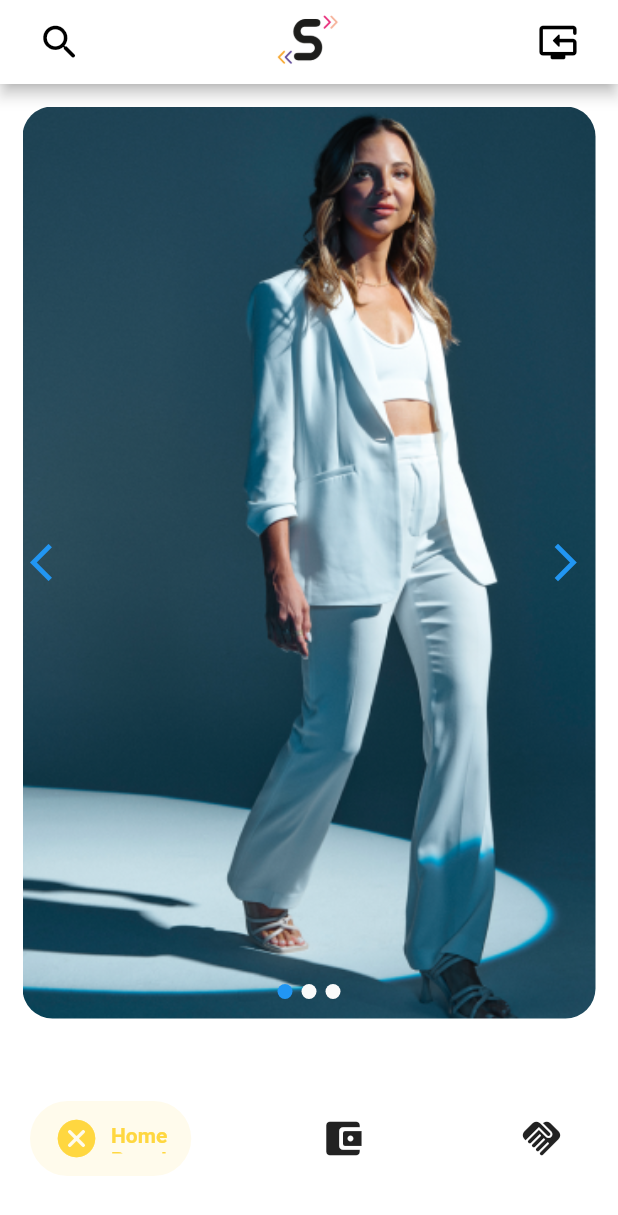
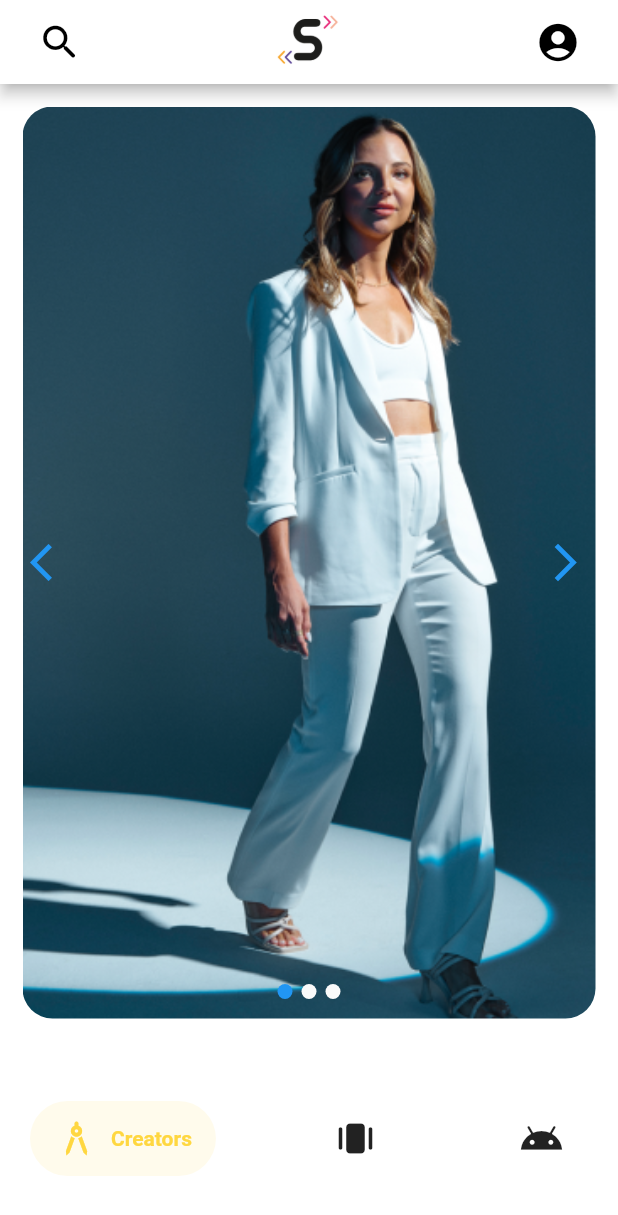
Before and after one commit to MelaineF/SOFT, a Flutter app: the screen it shows after launch, on a phone screen of 412 x 824 dp. Shown: the top 1215 px of the screen. Run offline on Flutter 3.47's test engine with Material 2 defaults, Android fonts, the phone set to English and light mode, and no system bars; drawn by our look-alikes of card_swiper, salomon_bottom_bar; our stand-ins replace auto_route, buttons_tabbar, connectivity_plus, firebase_auth, firebase_core, firebase_database and 4 more; missing offline and left inert: argon2; accounts and stored records are empty; generated files the repository leaves out were written again.

```diff
--- a/lib/core/firebase/firebase_repository.dart
+++ b/lib/core/firebase/firebase_repository.dart
@@ -6,6 +6,7 @@ import 'package:firebase_auth/firebase_auth.dart';
 abstract class FirebaseRepository<T extends IFirebaseData> {
   FirebaseDatabase database = FirebaseDatabase.instance;
   User? currentUser;
+  String? fcmToken;
 
   bool isLoggedIn() => currentUser != null;
 
--- a/lib/features/root/presentation/page/root_page.dart
+++ b/lib/features/root/presentation/page/root_page.dart
@@ -27,7 +27,7 @@ class RootPage extends StatelessWidget {
                 height: 50,
               ),
               IconButton(
-                icon: const Icon(Icons.reset_tv_rounded),
+                icon: const Icon(Icons.account_circle),
                 iconSize: 30,
                 onPressed: () {
                   context.router.push(const MyProfilBrandRoute());
@@ -51,26 +51,26 @@ class RootPage extends StatelessWidget {
             SalomonBottomBarItem(
               selectedColor: Colors.amberAccent,
               icon: const Icon(
-                Icons.cancel_rounded,
+                Icons.architecture_rounded,
                 size: 30,
               ),
-              title: const Text('Home\nBrand'),
+              title: const Text('Creators'),
             ),
             SalomonBottomBarItem(
               selectedColor: Colors.blue[200],
               icon: const Icon(
-                Icons.account_balance_wallet_rounded,
+                Icons.amp_stories_rounded,
                 size: 30,
               ),
-              title: const Text('Home\nContent\nCreator'),
+              title: const Text('Brands'),
             ),
             SalomonBottomBarItem(
               selectedColor: Colors.greenAccent[100],
               icon: const Icon(
-                Icons.handshake_rounded,
+                Icons.android_rounded,
                 size: 30,
               ),
-              title: const Text('Profil\nBrand'),
+              title: const Text('???'),
             ),
           ],
         ),
--- a/pubspec.yaml
+++ b/pubspec.yaml
@@ -34,6 +34,9 @@ dependencies:
   salomon_bottom_bar: ^3.3.1
   validators: ^3.0.0
   firebase_auth: ^4.2.6
+  firebase_storage: ^11.0.11
+  firebase_messaging: ^14.4.0
+
 
 dev_dependencies:
   flutter_test:
```
Also changed, not shown: lib/features/root/data/models/user.dart (+6 -3 lines), lib/features/signup_page/data/repository_impl/signup_repository.dart (+2 -6 lines), lib/features/signup_page/presentation/page/register_page.dart (+32 -7 lines), lib/features/signup_page/presentation/widget/image_selector.widget.dart (added, +40 -0 lines), lib/features/signup_page/presentation/widget/selectable_image.widget.dart (added, +39 -0 lines), lib/main.dart (+13 -0 lines), pubspec.lock, 1 other file.
